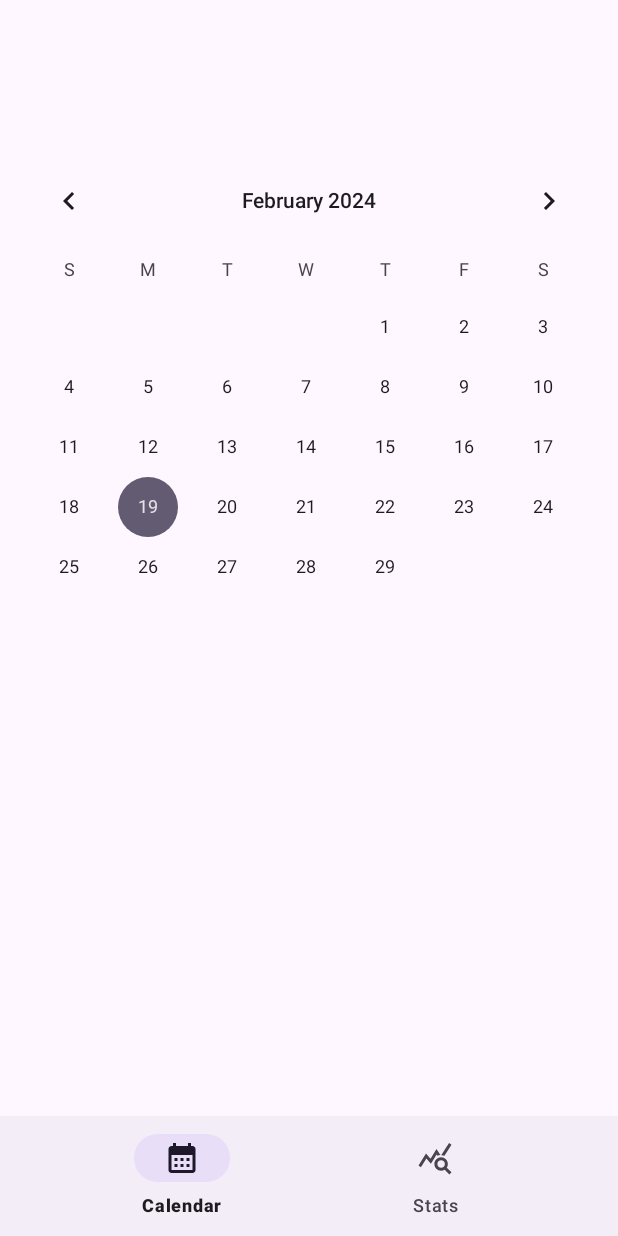
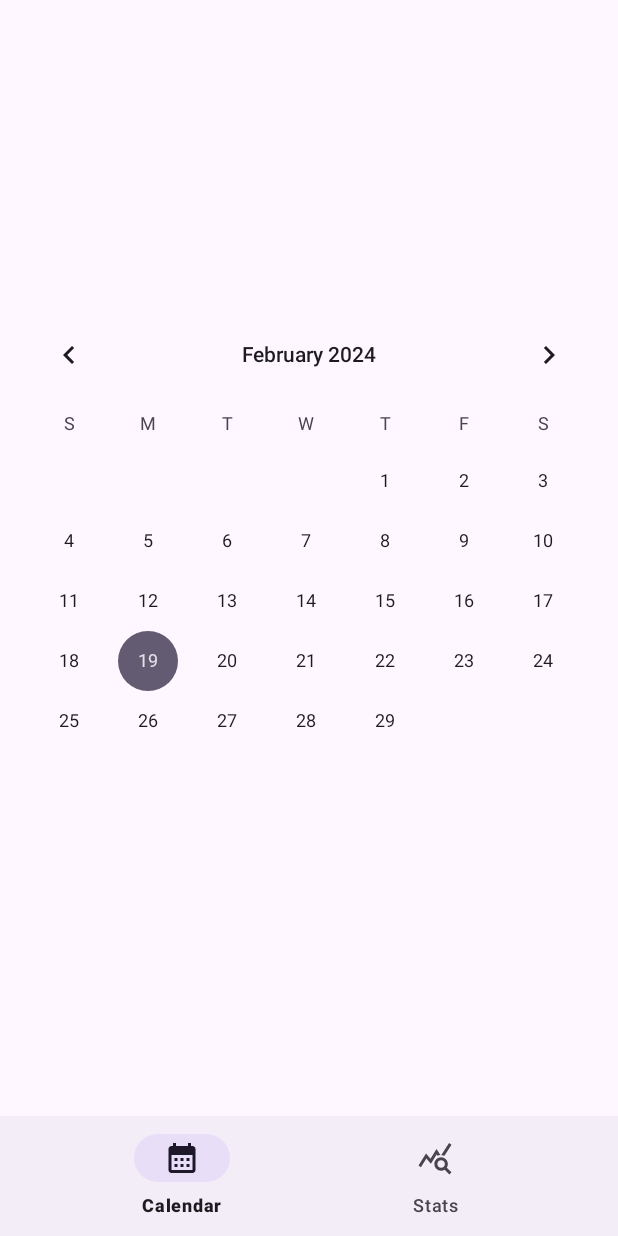
Before and after one commit to RichardFedak/tva, an Android app: the screen it shows after launch (MainActivity), on a phone screen of 412 x 824 dp. Run offline under Robolectric (Android 15) with nearby library versions, the phone set to English and light mode, and no system bars; our stand-ins replace Room's generated code.

Commit message:
Center calendar

```diff
--- a/app/src/main/res/layout/fragment_calendar.xml
+++ b/app/src/main/res/layout/fragment_calendar.xml
@@ -1,5 +1,5 @@
 <?xml version="1.0" encoding="utf-8"?>
-<FrameLayout xmlns:android="http://schemas.android.com/apk/res/android"
+<LinearLayout xmlns:android="http://schemas.android.com/apk/res/android"
     xmlns:tools="http://schemas.android.com/tools"
     android:layout_width="match_parent"
     android:layout_height="match_parent"
@@ -7,9 +7,9 @@
 
 
     <CalendarView
-        android:layout_marginTop="100dp"
         android:id="@+id/calendarView"
         android:layout_width="match_parent"
-        android:layout_height="match_parent" />
+        android:layout_height="wrap_content"
+        android:layout_gravity="center"/>
 
-</FrameLayout>
+</LinearLayout>
```
